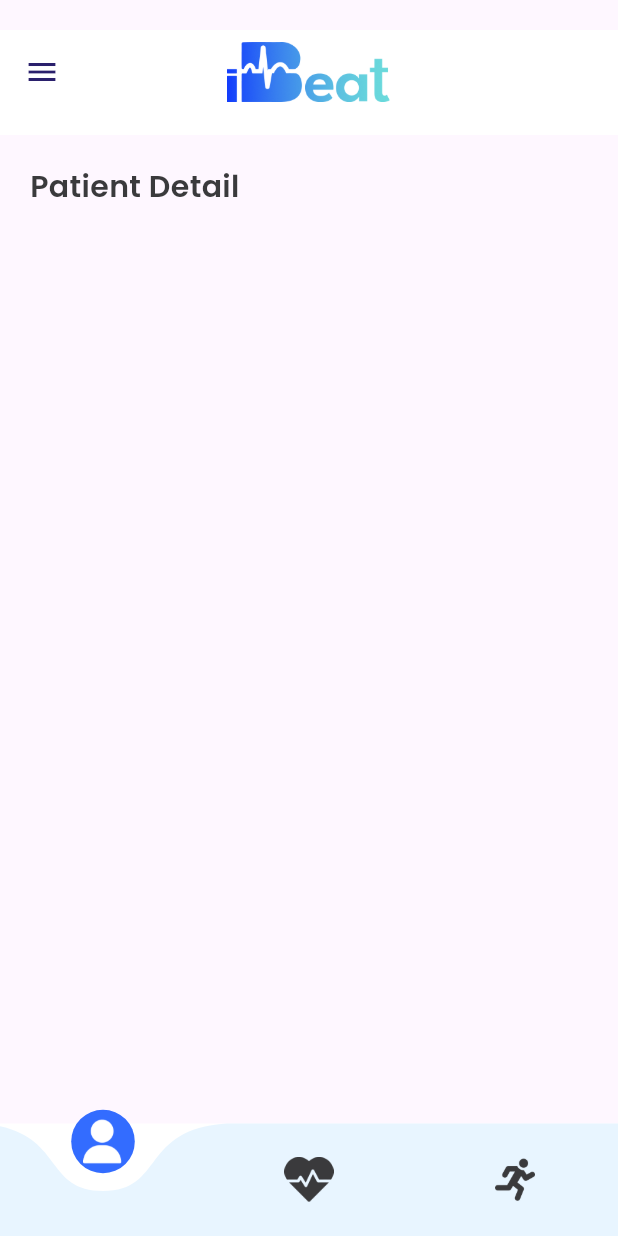
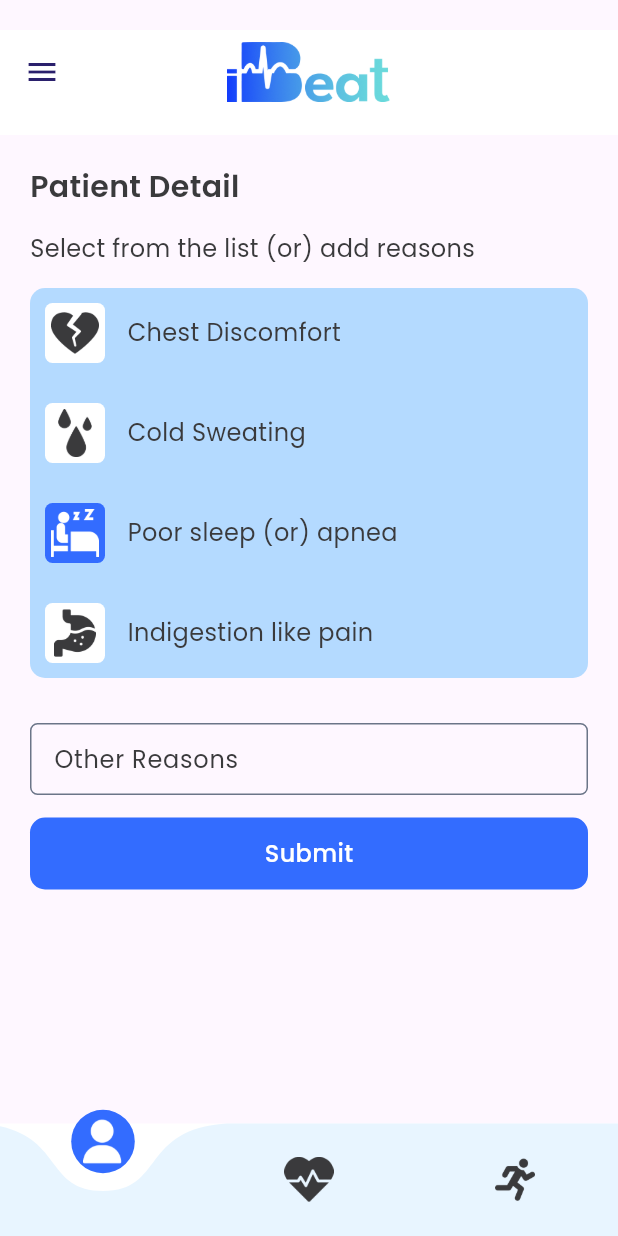
Before and after one commit to abinash1220/IBeat, a Flutter app: the HomeBottomBar screen opened directly, on a phone screen of 412 x 824 dp. Run offline on Flutter 3.47's test engine with Material 3 defaults, Android fonts, the light colour scheme and no system bars; drawn by our look-alikes of curved_navigation_bar; our stand-ins replace get, google_fonts, otp_text_field; missing offline and left inert: qr_code_scanner.

Commit message:
18/12/23 - home screen

```diff
--- a/lib/screens/home_screen/user_data_screen.dart
+++ b/lib/screens/home_screen/user_data_screen.dart
@@ -1,6 +1,9 @@
 import 'package:flutter/material.dart';
 import 'package:i_beat/constants/app_colors.dart';
 import 'package:i_beat/constants/app_fonts.dart';
+import 'package:i_beat/constants/cap.dart';
+import 'package:i_beat/screens/home_screen/widget/add_symtoms_container.dart';
+import 'package:i_beat/screens/home_screen/widget/diary_event_container.dart';
 import 'package:i_beat/screens/home_screen/widget/drawer_screen.dart';
 
 class UserDataScreen extends StatefulWidget {
@@ -41,7 +44,10 @@ class _UserDataScreenState extends State<UserDataScreen> {
                      fontWeight: FontWeight.w600,
                      color: AppColors.textBlack
                    ),
-                ),
+              ),
+              Gap(height: 15,),
+              DiaryEventContainer(),
+             //AddSymtomsContainer()
 
           ],
         ),
--- /dev/null
+++ b/lib/screens/home_screen/widget/diary_event_container.dart
@@ -0,0 +1,174 @@
+import 'package:flutter/material.dart';
+import 'package:i_beat/constants/app_colors.dart';
+import 'package:i_beat/constants/app_fonts.dart';
+import 'package:i_beat/constants/cap.dart';
+import 'package:i_beat/hooks/next_button.dart';
+
+class DiaryEventContainer extends StatefulWidget {
+  const DiaryEventContainer({super.key});
+
+  @override
+  State<DiaryEventContainer> createState() => _DiaryEventContainerState();
+}
+
+class _DiaryEventContainerState extends State<DiaryEventContainer> {
+  @override
+  Widget build(BuildContext context) {
+    return Column(
+      crossAxisAlignment: CrossAxisAlignment.start,
+      children: [
+        Text("Select from the list (or) add reasons",
+          style: primaryFont.copyWith(
+            fontSize: 16,
+            fontWeight: FontWeight.w400,
+            color: AppColors.textBlack
+           ),
+        ),
+        Gap(height: 15,),
+        Container(
+          height: 260,
+          width: double.infinity,
+          decoration: BoxDecoration(
+            color: AppColors.lightBlue,
+            borderRadius: BorderRadius.circular(10)
+          ),
+          child: Padding(
+            padding: const EdgeInsets.all(10.0),
+            child: Column(
+              mainAxisAlignment: MainAxisAlignment.spaceBetween,
+              children: [
+                Row(
+                  children: [
+                    Container(
+                      height: 40,
+                      width: 40,
+                      decoration: BoxDecoration(
+                        color: AppColors.white,
+                        borderRadius: BorderRadius.circular(5)
+                      ),
+                      child:const Center(
+                        child: Image(image: AssetImage("assets/icons/chest.png"),
+                        height: 32,
+                        width: 32,),
+                      ),
+                    ),
+                    Gap(width: 15,),
+                    Text("Chest Discomfort",
+                      style: primaryFont.copyWith(
+                       fontSize: 16,
+                       fontWeight: FontWeight.w400,
+                       color: AppColors.textBlack
+                      ),
+                    ),
+                  ],
+                ),
+                Row(
+                  children: [
+                    Container(
+                      height: 40,
+                      width: 40,
+                      decoration: BoxDecoration(
+                        color: AppColors.white,
+                        borderRadius: BorderRadius.circular(5)
+                      ),
+                      child:const Center(
+                        child: Image(image: AssetImage("assets/icons/cold.png"),
+                        height: 32,
+                        width: 32,),
+                      ),
+                    ),
+                    Gap(width: 15,),
+                    Text("Cold Sweating",
+                      style: primaryFont.copyWith(
+                       fontSize: 16,
+                       fontWeight: FontWeight.w400,
+                       color: AppColors.textBlack
+                      ),
+                    ),
+                  ],
+                ),
+                Row(
+                  children: [
+                    Container(
+                      height: 40,
+                      width: 40,
+                      decoration: BoxDecoration(
+                        color: AppColors.blue,
+                        borderRadius: BorderRadius.circular(5)
+                      ),
+                      child:const Center(
+                        child: Image(image: AssetImage("assets/icons/sleep.png"),
+                        height: 32,
+                        width: 32,),
+                      ),
+                    ),
+                    Gap(width: 15,),
+                    Text("Poor sleep (or) apnea",
+                      style: primaryFont.copyWith(
+                       fontSize: 16,
+                       fontWeight: FontWeight.w400,
+                       color: AppColors.textBlack
+                      ),
+                    ),
+                  ],
+                ),
+                Row(
+                  children: [
+                    Container(
+                      height: 40,
+                      width: 40,
+                      decoration: BoxDecoration(
+                        color: AppColors.white,
+                        borderRadius: BorderRadius.circular(5)
+                      ),
+                      child:const Center(
+                        child: Image(image: AssetImage("assets/icons/pain.png"),
+                        height: 32,
+                        width: 32,),
+                      ),
+                    ),
+                    Gap(width: 15,),
+                    Text("Indigestion like pain",
+                      style: primaryFont.copyWith(
+                       fontSize: 16,
+                       fontWeight: FontWeight.w400,
+                       color: AppColors.textBlack
+                      ),
+                    ),
+                  ],
+                ),
+              ],
+            ),
+          ),
+        ),
+        Gap(height: 30,),
+                Container(
+                      height: 48,
+                      width: double.infinity,
+                      decoration: BoxDecoration(
+                        border: Border.all(color: AppColors.textGrey),
+                          borderRadius: BorderRadius.circular(5)
+                          ),
+                      alignment: Alignment.center,
+                      child: Padding(
+                        padding: const EdgeInsets.only(left: 15, right: 10),
+                        child: TextField(
+                          //controller: usernamecontroller,
+                          decoration: InputDecoration(
+                              isCollapsed: true,
+                              isDense: true,
+                              border: InputBorder.none,
+                              hintText: "Other Reasons",
+                              hintStyle: primaryFont.copyWith(
+                                color: AppColors.textBlack,
+                                fontWeight: FontWeight.w400,
+                              )),
+                        ),
+                      ),
+              ),
+              Gap(height: 15,),
+              NextButton(text: "Submit"),
+      ],
+    );
+  }
+}
```
Also changed, not shown: lib/screens/home_screen/widget/add_symtoms_container.dart (added, +339 -0 lines), assets/icons/chest.png (added), assets/icons/cold.png (added), assets/icons/pain.png (added), assets/icons/sleep.png (added), assets/images/man.png (added).
